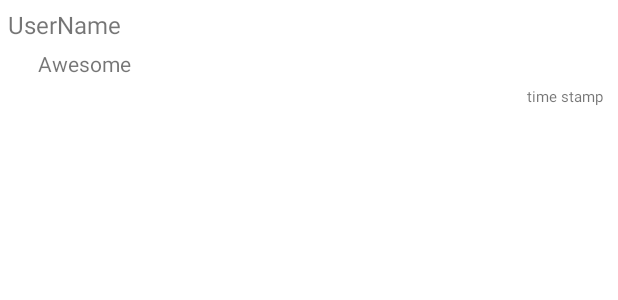
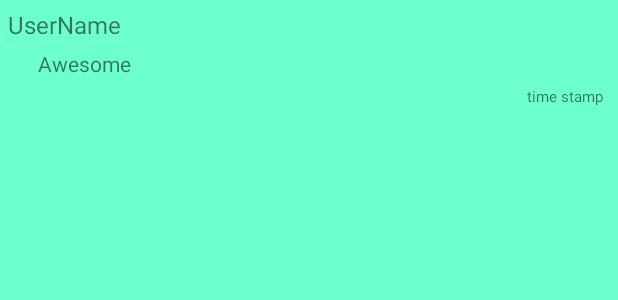
Before and after one commit to austinodell/Planit, an Android app: the layout user_comment_item.xml on its own in the app's theme, with its tools: preview values and no code run, on a phone screen of 412 x 824 dp. Shown: the top 300 px of the screen. Run offline under Robolectric (Android 15) with nearby library versions, the phone set to English and light mode, and no system bars.

Commit message:
Comment XML and Activity Error Fix

```diff
--- a/app/src/main/java/edu/villanvoa/together/HomeGridAdapter.java
+++ b/app/src/main/java/edu/villanvoa/together/HomeGridAdapter.java
@@ -81,6 +81,7 @@ public class HomeGridAdapter extends BaseAdapter {
                 Log.d(TAG, "Event (onItemClick): " + event.getName());
 
                 Intent viewEventIntent = new Intent(mContext,ViewEvent.class);
+                viewEventIntent.addFlags(Intent.FLAG_ACTIVITY_NEW_TASK);
                 viewEventIntent.putExtra("EventObjectId", event.getId());
                 mContext.startActivity(viewEventIntent);
             }
--- a/app/src/main/res/layout/user_comment_item.xml
+++ b/app/src/main/res/layout/user_comment_item.xml
@@ -1,7 +1,7 @@
 <?xml version="1.0" encoding="utf-8"?>
 <LinearLayout xmlns:android="http://schemas.android.com/apk/res/android"
     android:orientation="vertical"
-    android:background="@android:color/background_light"
+    android:background="#ff6effce"
     android:layout_width="match_parent"
     android:layout_height="match_parent">
 
```
Also changed, not shown: app/src/main/java/edu/villanvoa/together/Home.java (+5 -2 lines).
